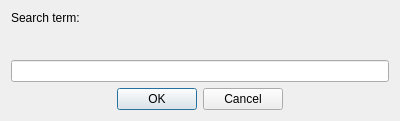
First picture: the form in finddlg.ui, repository Sponk/lua-editor, before the edit.
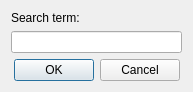
Second picture: the form after the edit.

Commit message: * Layout optimizations * Links are now clickable when visiting the 'about' dialog

Diff of the .ui file:
```diff
--- a/finddlg.ui
+++ b/finddlg.ui
@@ -6,8 +6,8 @@
    <rect>
     <x>0</x>
     <y>0</y>
-    <width>400</width>
-    <height>121</height>
+    <width>193</width>
+    <height>77</height>
    </rect>
   </property>
   <property name="windowTitle">
@@ -27,19 +27,6 @@
      </property>
     </widget>
    </item>
-   <item>
-    <spacer name="verticalSpacer">
-     <property name="orientation">
-      <enum>Qt::Vertical</enum>
-     </property>
-     <property name="sizeHint" stdset="0">
-      <size>
-       <width>20</width>
-       <height>40</height>
-      </size>
-     </property>
-    </spacer>
-   </item>
    <item>
     <widget class="QLineEdit" name="searchEdit"/>
    </item>
```
The commit also changes 3 other files.
